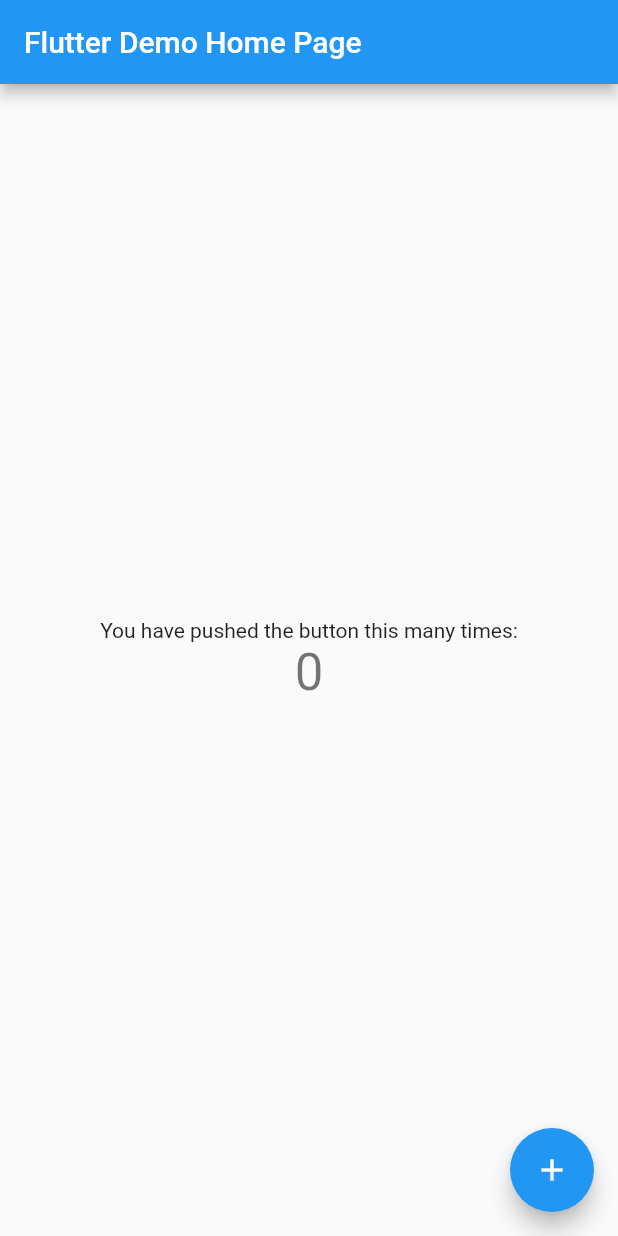
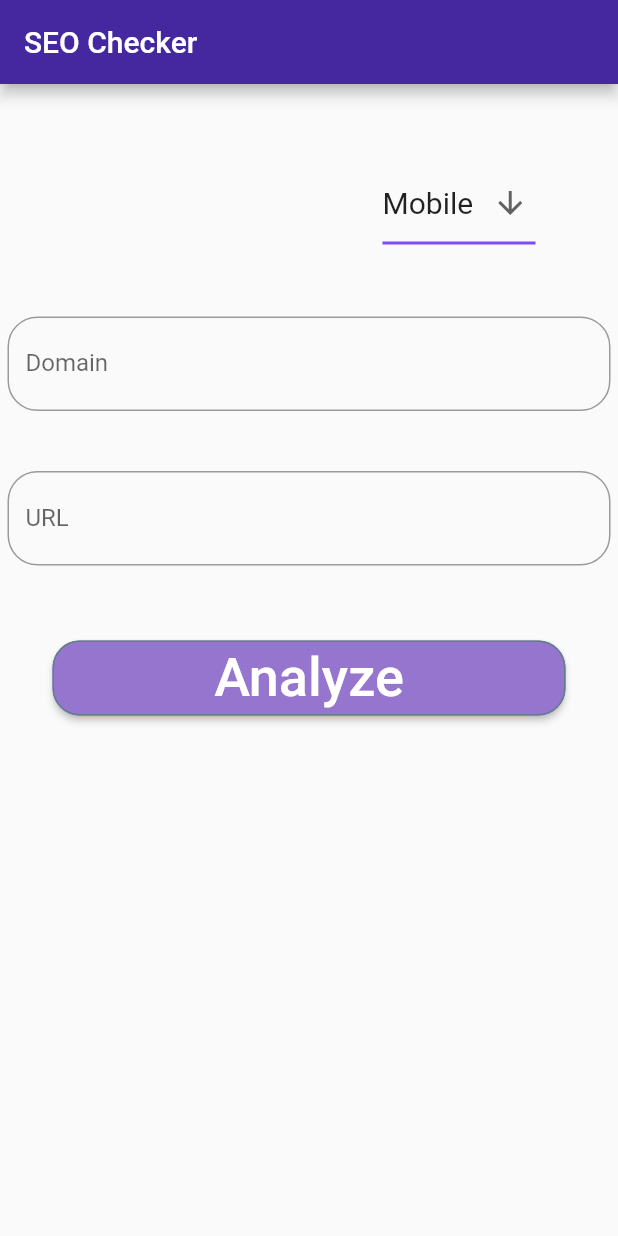
Before and after one commit to jerry1101/r_flutter_provider, a Flutter app: the screen it shows after launch, on a phone screen of 412 x 824 dp. Run offline on Flutter 3.47's test engine with Material 2 defaults, Android fonts, the phone set to English and light mode, and no system bars; our stand-ins replace dio, equatable; network calls fail; Roboto replaces fonts that are missing (Georgia, Hind).

Commit message:
Add views

```diff
--- a/lib/main.dart
+++ b/lib/main.dart
@@ -1,66 +1,32 @@
 import 'package:flutter/material.dart';
+import './views/search_view.dart';
 
 void main() {
-  runApp(MyApp());
+  runApp(App());
 }
 
-class MyApp extends StatelessWidget {
+class App extends StatelessWidget {
   @override
   Widget build(BuildContext context) {
     return MaterialApp(
-      title: 'Flutter Demo',
-      theme: ThemeData(
-        primarySwatch: Colors.blue,
-        visualDensity: VisualDensity.adaptivePlatformDensity,
-      ),
-      home: MyHomePage(title: 'Flutter Demo Home Page'),
-    );
+        debugShowCheckedModeBanner: false,
+        title: "Movies",
+        color: Colors.purpleAccent,
+        home: SearchView(),
+        theme: ThemeData(
+          brightness: Brightness.light,
+          primaryColor: Colors.deepPurple[800],
+          accentColor: Colors.blueGrey,
+          buttonColor: Colors.deepPurple[300],
+          fontFamily: 'Georgia',
+          textTheme: TextTheme(
+            headline1: TextStyle(fontSize: 72.0, fontWeight: FontWeight.bold),
+            headline6: TextStyle(
+                color: Colors.white,
+                fontSize: 36.0,
+                fontStyle: FontStyle.normal),
+            bodyText2: TextStyle(fontSize: 20.0, fontFamily: 'Hind'),
+          ),
+        ));
   }
 }
-
-class MyHomePage extends StatefulWidget {
-  MyHomePage({Key key, this.title}) : super(key: key);
-
-  final String title;
-
-  @override
-  _MyHomePageState createState() => _MyHomePageState();
-}
-
-class _MyHomePageState extends State<MyHomePage> {
-  int _counter = 0;
-
-  void _incrementCounter() {
-    setState(() {
-      _counter++;
-    });
-  }
-
-  @override
-  Widget build(BuildContext context) {
-    return Scaffold(
-      appBar: AppBar(
-        title: Text(widget.title),
-      ),
-      body: Center(
-        child: Column(
-          mainAxisAlignment: MainAxisAlignment.center,
-          children: <Widget>[
-            Text(
-              'You have pushed the button this many times:',
-            ),
-            Text(
-              '$_counter',
-              style: Theme.of(context).textTheme.headline4,
-            ),
-          ],
-        ),
-      ),
-      floatingActionButton: FloatingActionButton(
-        onPressed: _incrementCounter,
-        tooltip: 'Increment',
-        child: Icon(Icons.add),
-      ),
-    );
-  }
-}
--- a/lib/services/seo_service.dart
+++ b/lib/services/seo_service.dart
@@ -9,14 +9,14 @@ import 'dart:developer' as developer;
 import 'package:html/dom.dart';
 
 class SeoService {
-  Future<List<Task>> getAllMovies(SearchOptions requestInput) async {
+  Future<List<Task>> getAllMovies(SearchOptions options) async {
     developer
-        .log("------>" + UserAgent.fromType[requestInput.userAgentVersion]);
+        .log("------>" + UserAgent.fromType[options.userAgentVersion]);
     List<Task> movies = [];
     try {
-      var response = await Dio().get(requestInput.domain + requestInput.uri,
+      var response = await Dio().get(options.domain + options.uri,
           options: Options(headers: {
-            'User-Agent': UserAgent.fromType[requestInput.userAgentVersion]
+            'User-Agent': UserAgent.fromType[options.userAgentVersion]
           }));
 
       var document = parse(response.toString());
--- a/lib/shared/user_agent.dart
+++ b/lib/shared/user_agent.dart
@@ -5,4 +5,6 @@ class UserAgent {
     'Desktop':
         'Mozilla/5.0 (Macintosh; Intel Mac OS X 10_15_5) AppleWebKit/537.36 (KHTML, like Gecko) Chrome/83.0.4103.61 Safari/537.36'
   };
+
+  static var types = ['Mobile', 'Desktop'];
 }
--- a/lib/views/details_view.dart
+++ b/lib/views/details_view.dart
@@ -0,0 +1,24 @@
+import 'package:flutter/material.dart';
+
+import 'package:provider/provider.dart';
+import 'package:r_flutter_provider/models/search_options.dart';
+
+import '../models/models.dart';
+import 'dart:developer' as developer;
+
+class DetailView extends StatelessWidget {
+  final SearchOptions requestInput;
+  DetailView({Key key, @required this.requestInput}) : super(key: key);
+  @override
+  Widget build(BuildContext context) {
+    developer.log("------>" + requestInput.domain);
+    return MaterialApp(
+      title: "Movies",
+      // home: ChangeNotifierProvider(
+      //   create: (BuildContext context) => MovieListViewModel(),
+      //   child: MovieListPage(
+      //     requestInput: requestInput,
+      //   ),
+    );
+  }
+}
--- a/lib/views/search_view.dart
+++ b/lib/views/search_view.dart
@@ -0,0 +1,136 @@
+import 'package:flutter/material.dart';
+import 'package:r_flutter_provider/shared/shared.dart';
+import '../models/models.dart';
+import '../views/details_view.dart';
+
+class SearchView extends StatefulWidget {
+  const SearchView({Key key}) : super(key: key);
+
+  @override
+  _SearchViewlState createState() => _SearchViewlState();
+}
+
+class _SearchViewlState extends State<SearchView> {
+  final _urlController = TextEditingController();
+  final _domainController = TextEditingController();
+  String dropdownValue = 'Mobile';
+
+  @override
+  Widget build(BuildContext context) {
+    return Scaffold(
+      appBar: AppBar(
+          title: Text('SEO Checker'),
+          backgroundColor: Theme.of(context).primaryColor),
+      body: Container(
+        margin: EdgeInsets.all(5),
+        child: ListView(
+          children: <Widget>[
+            Image.network(
+              'https://freerangestock.com/thumbnail/119557/web-developer--web-development--programmer--programming.jpg',
+            ),
+            Padding(
+              padding: const EdgeInsets.only(top: 50, bottom: 20),
+              child: _buildUserAgentType(),
+            ),
+            Padding(
+              padding: const EdgeInsets.only(top: 20, bottom: 20),
+              child: _buildDomain(),
+            ),
+            Padding(
+              padding: const EdgeInsets.only(top: 20, bottom: 20),
+              child: _buildUrl(),
+            ),
+            Padding(
+              padding: const EdgeInsets.all(30.0),
+              child: _buildRaisedButton(context),
+            ),
+          ],
+        ),
+      ),
+    );
+  }
+
+  Widget _buildRaisedButton(BuildContext context) {
+    return Container(
+      height: 50.0,
+      child: RaisedButton(
+          color: Theme.of(context).buttonColor,
+          shape: RoundedRectangleBorder(
+              borderRadius: BorderRadius.circular(18.0),
+              side: BorderSide(color: Theme.of(context).accentColor)),
+          textColor: Colors.white,
+          padding: const EdgeInsets.all(0.0),
+          child: Text('Analyze',
+              textAlign: TextAlign.center,
+              style: Theme.of(context).textTheme.headline6),
+          onPressed: () {
+            Navigator.push(
+              context,
+              MaterialPageRoute(
+                  builder: (context) => DetailView(
+                      requestInput: SearchOptions(
+                          userAgentVersion: dropdownValue,
+                          domain: _domainController.text,
+                          uri: _urlController.text))),
+            );
+          }),
+    );
+  }
+
+  Widget _buildUrl() {
+    return TextField(
+      controller: _urlController,
+      keyboardType: TextInputType.multiline,
+      decoration: InputDecoration(
+          hintStyle: Theme.of(context).textTheme.bodyText2,
+          labelText: 'URL',
+          border: OutlineInputBorder(borderRadius: BorderRadius.circular(20)),
+          hintText: 'Enter a Url'),
+    );
+  }
+
+  Widget _buildDomain() {
+    return TextField(
+      controller: _domainController,
+      keyboardType: TextInputType.multiline,
+      decoration: InputDecoration(
+          hintStyle: Theme.of(context).textTheme.bodyText2,
+          labelText: 'Domain',
+          border: OutlineInputBorder(borderRadius: BorderRadius.circular(20)),
+          hintText: 'Enter a Domain'),
+    );
+  }
+
+  Widget _buildUserAgentType() {
+    return Container(
+      width: 30,
+      height: 60,
+      padding: EdgeInsets.only(left: 250, right: 50),
+      child: DropdownButton<String>(
+        value: dropdownValue,
+        icon: Icon(Icons.arrow_downward),
+        iconSize: 24,
+        elevation: 16,
+        style: Theme.of(context).textTheme.bodyText2,
+        underline: Container(
+          height: 2,
+          color: Colors.deepPurpleAccent,
+        ),
+        onChanged: (String newValue) {
+          setState(() {
+            dropdownValue = newValue;
+          });
+        },
+        items: UserAgent.types.map<DropdownMenuItem<String>>((String value) {
+          return DropdownMenuItem<String>(
+            value: value,
+            child: Text(
+              value,
+              textAlign: TextAlign.center,
+            ),
+          );
+        }).toList(),
+      ),
+    );
+  }
+}
--- a/pubspec.yaml
+++ b/pubspec.yaml
@@ -23,6 +23,10 @@ environment:
 dependencies:
   flutter:
     sdk: flutter
+  equatable: ^1.2.0
+  dio: ^3.0.9
+  html: ^0.14.0+3
+  provider: ^4.1.2
 
 
   # The following adds the Cupertino Icons font to your application.
```
